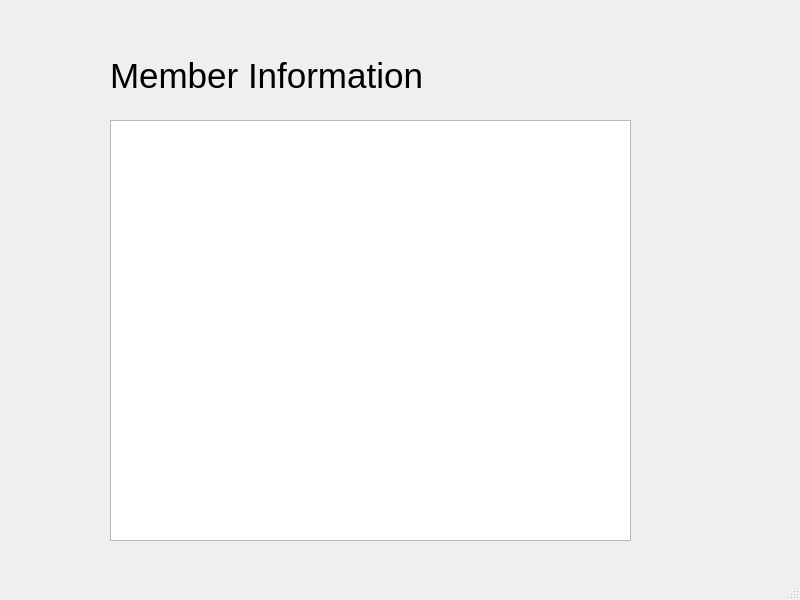
The window that CS1CGroupProject/memberinfo.ui (IamFyrus/CS1C) describes before a commit, drawn with Qt 5.
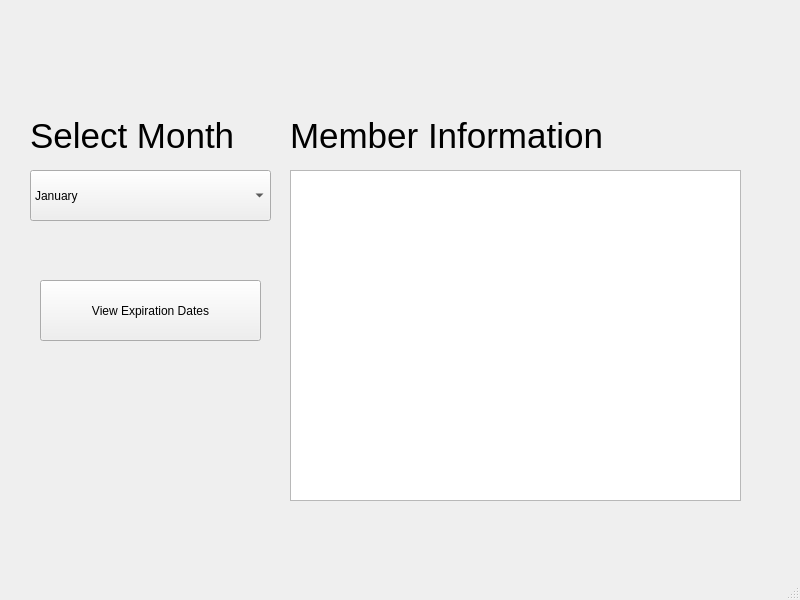
The same window after the commit.

```diff
--- a/CS1CGroupProject/memberinfo.ui
+++ b/CS1CGroupProject/memberinfo.ui
@@ -17,8 +17,8 @@
    <widget class="QLabel" name="label">
     <property name="geometry">
      <rect>
-      <x>110</x>
-      <y>50</y>
+      <x>290</x>
+      <y>110</y>
       <width>421</width>
       <height>51</height>
      </rect>
@@ -35,13 +35,114 @@
    <widget class="QTableView" name="memberTable">
     <property name="geometry">
      <rect>
-      <x>110</x>
-      <y>120</y>
-      <width>521</width>
-      <height>421</height>
+      <x>290</x>
+      <y>170</y>
+      <width>451</width>
+      <height>331</height>
      </rect>
     </property>
    </widget>
+   <widget class="QComboBox" name="monthInput">
+    <property name="geometry">
+     <rect>
+      <x>30</x>
+      <y>170</y>
+      <width>241</width>
+      <height>51</height>
+     </rect>
+    </property>
+    <item>
+     <property name="text">
+      <string>January</string>
+     </property>
+    </item>
+    <item>
+     <property name="text">
+      <string>February</string>
+     </property>
+    </item>
+    <item>
+     <property name="text">
+      <string>March</string>
+     </property>
+    </item>
+    <item>
+     <property name="text">
+      <string>April</string>
+     </property>
+    </item>
+    <item>
+     <property name="text">
+      <string>May</string>
+     </property>
+    </item>
+    <item>
+     <property name="text">
+      <string>June</string>
+     </property>
+    </item>
+    <item>
+     <property name="text">
+      <string>July</string>
+     </property>
+    </item>
+    <item>
+     <property name="text">
+      <string>August</string>
+     </property>
+    </item>
+    <item>
+     <property name="text">
+      <string>September</string>
+     </property>
+    </item>
+    <item>
+     <property name="text">
+      <string>October</string>
+     </property>
+    </item>
+    <item>
+     <property name="text">
+      <string>November</string>
+     </property>
+    </item>
+    <item>
+     <property name="text">
+      <string>December</string>
+     </property>
+    </item>
+   </widget>
+   <widget class="QLabel" name="label_2">
+    <property name="geometry">
+     <rect>
+      <x>30</x>
+      <y>110</y>
+      <width>421</width>
+      <height>51</height>
+     </rect>
+    </property>
+    <property name="font">
+     <font>
+      <pointsize>26</pointsize>
+     </font>
+    </property>
+    <property name="text">
+     <string>Select Month</string>
+    </property>
+   </widget>
+   <widget class="QPushButton" name="expButton">
+    <property name="geometry">
+     <rect>
+      <x>40</x>
+      <y>280</y>
+      <width>221</width>
+      <height>61</height>
+     </rect>
+    </property>
+    <property name="text">
+     <string>View Expiration Dates</string>
+    </property>
+   </widget>
   </widget>
   <widget class="QMenuBar" name="menubar">
    <property name="geometry">
```
Left out of the diff: 22 changed lines with no effect on the pictures.
